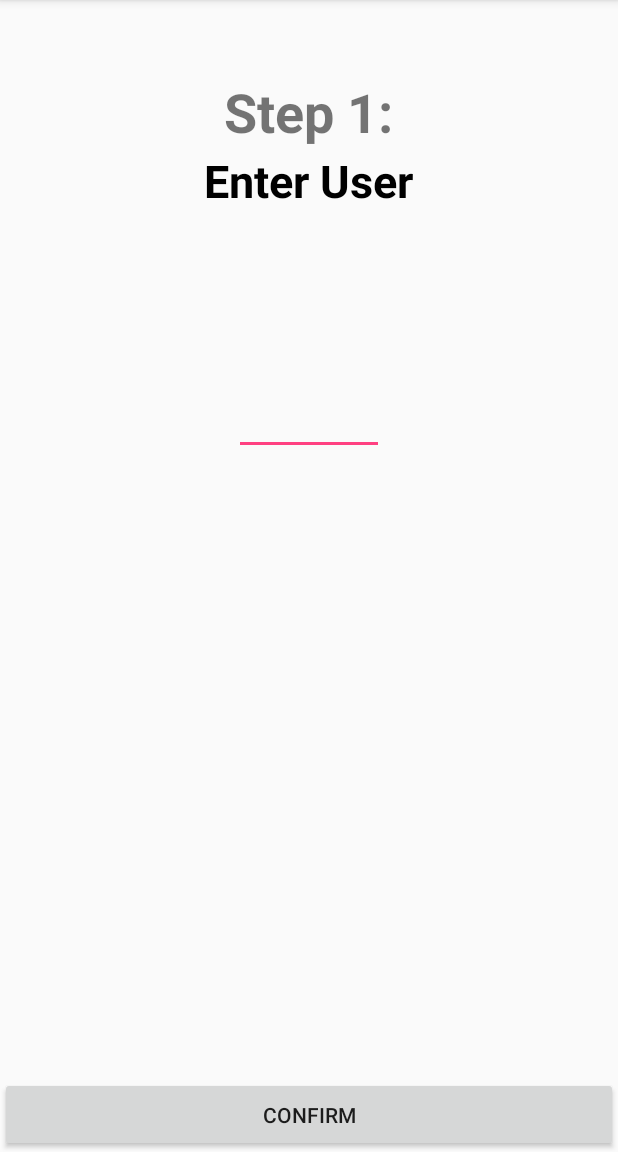
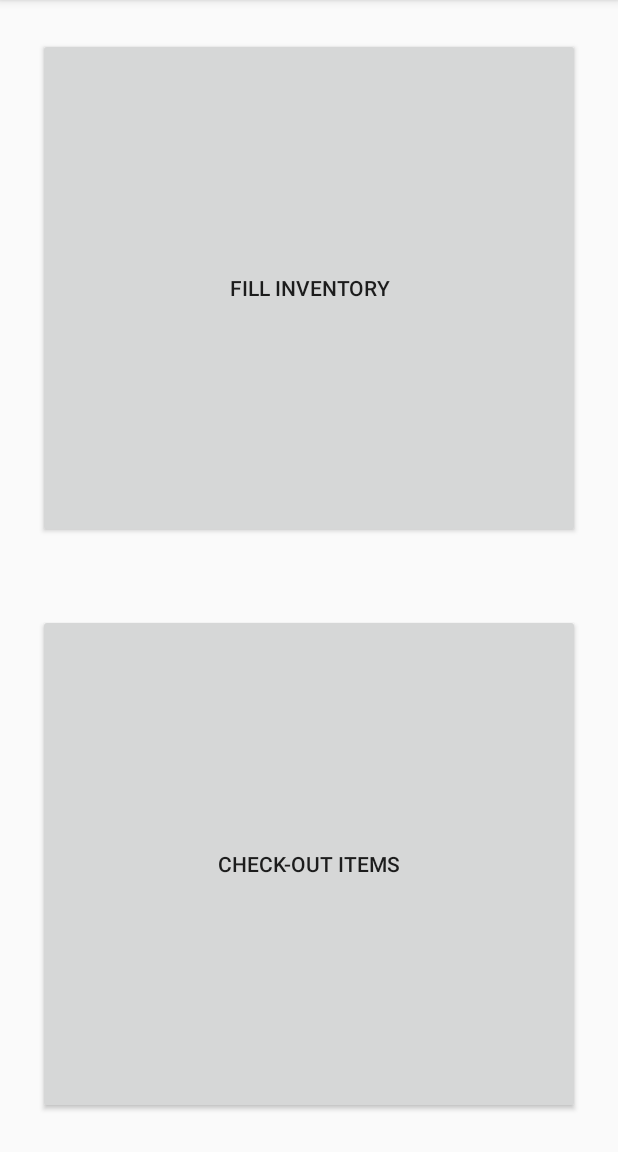
Before and after one commit to 2017-Arizona-Opportunity-Hack/Team7, an Android app: the screen it shows after launch (MainActivity), on a phone screen of 412 x 824 dp, the part 84-1236 px from its top. Run offline under Robolectric (Android 15) with nearby library versions, the phone set to English and light mode, and no system bars; our stand-ins replace Volley; libraries missing offline, so code that uses them is left out: com.google.android.gms.

Commit message:
All done

```diff
--- a/JoshuaTree/app/build.gradle
+++ b/JoshuaTree/app/build.gradle
@@ -29,6 +29,5 @@ dependencies {
     compile 'com.google.android.gms:play-services:10.0.1'
     compile 'com.android.support.constraint:constraint-layout:1.0.2'
     compile 'com.android.volley:volley:1.0.0'
-    compile 'com.google.android.gms:play-services:7.8.0'
     testCompile 'junit:junit:4.12'
 }
--- a/JoshuaTree/app/src/main/java/com/joshuatree/joshuatree/ScanActivity.java
+++ b/JoshuaTree/app/src/main/java/com/joshuatree/joshuatree/ScanActivity.java
@@ -1,9 +1,10 @@
 package com.joshuatree.joshuatree;
 
-import android.*;
+
 import android.Manifest;
 import android.content.Intent;
 import android.content.pm.PackageManager;
+import android.os.AsyncTask;
 import android.support.v4.content.ContextCompat;
 import android.support.v7.app.AppCompatActivity;
 import android.os.Bundle;
@@ -85,4 +86,6 @@ public class ScanActivity extends AppCompatActivity {
             }
         });
     }
+
+
 }
--- a/JoshuaTree/app/src/main/java/com/joshuatree/joshuatree/StaticConstants.java
+++ b/JoshuaTree/app/src/main/java/com/joshuatree/joshuatree/StaticConstants.java
@@ -7,9 +7,15 @@ import java.util.HashMap;
  */
 
 public final class StaticConstants {
-    final static HashMap<String,String> map = new HashMap<String,String>();
+    final static HashMap<String,String> upcToItemMap = new HashMap<String,String>();
+    final static HashMap<String,String> userMap = new HashMap<String,String>();
+    final static String baseUrl = "http://10.143.195.71:8080";
 
-    public static void setUpMap(){
-        map.put("049000042566","Coke Zero");
+    public static void setUpMaps(){
+        //upc
+        upcToItemMap.put("049000042566","Coke Zero");
+
+        //people
+
     }
 }
--- a/JoshuaTree/app/src/main/res/layout/activity_main.xml
+++ b/JoshuaTree/app/src/main/res/layout/activity_main.xml
@@ -1,44 +1,32 @@
 <?xml version="1.0" encoding="utf-8"?>
-<RelativeLayout
+<LinearLayout
     xmlns:android="http://schemas.android.com/apk/res/android"
+    android:orientation="vertical"
     android:layout_width="match_parent"
-    android:layout_height="match_parent">
-
-    <TextView
-        android:layout_width="wrap_content"
-        android:layout_height="wrap_content"
-        android:layout_centerHorizontal="true"
-        android:layout_marginTop="50dp"
-        android:text="Step 1:"
-        android:textSize="36sp"
-        android:textStyle="bold"/>
-
-    <TextView
-        android:layout_width="wrap_content"
-        android:layout_height="wrap_content"
-        android:layout_centerHorizontal="true"
-        android:layout_marginTop="100dp"
-        android:text="Enter User"
-        android:textColor="@android:color/black"
-        android:textSize="30sp"
-        android:textStyle="bold"
-        android:id="@+id/textView"/>
-
-    <EditText
-        android:layout_width="wrap_content"
-        android:layout_height="wrap_content"
-        android:layout_marginTop="117dp"
-        android:paddingLeft="50dp"
-        android:paddingRight="50dp"
-        android:layout_below="@+id/textView"
-        android:layout_centerHorizontal="true"/>
+    android:layout_height="match_parent"
+    android:weightSum="1">
 
     <Button
         android:layout_width="match_parent"
-        android:layout_height="50dp"
-        android:text="confirm"
+        android:layout_height="0dp"
+        android:layout_margin="25dp"
+        android:layout_weight="0.5"
+        android:text="Fill Inventory"
+        android:id="@+id/fillInvBtn"
+        android:onClick="handleFillInventory"
+        android:layout_alignParentTop="true"
+        android:layout_alignParentStart="true" />
+
+    <Button
+        android:layout_width="match_parent"
+        android:layout_height="0dp"
+        android:layout_margin="25dp"
+        android:layout_weight="0.5"
+        android:text="Check-Out Items"
+        android:id="@+id/checkOutBtn"
+        android:onClick="handleCheckOut"
         android:layout_alignParentBottom="true"
-        android:layout_alignParentStart="true"
-        android:id="@+id/confirmButton"/>
+        android:layout_alignParentEnd="true" />
 
-</RelativeLayout>
+
+</LinearLayout>
```
Also changed, not shown: JoshuaTree/app/src/main/AndroidManifest.xml (+11 -7 lines), JoshuaTree/app/src/main/java/com/joshuatree/joshuatree/MainActivity.java (+145 -76 lines), JoshuaTree/app/src/main/java/com/joshuatree/joshuatree/MyAdapter.java (added, +54 -0 lines), JoshuaTree/app/src/main/java/com/joshuatree/joshuatree/ScanItem.java (deleted, +0 -142 lines), JoshuaTree/app/src/main/java/com/joshuatree/joshuatree/UserCheckoutActivity.java (added, +89 -0 lines), JoshuaTree/app/src/main/res/layout/activity_scan_item.xml (deleted, +0 -33 lines), JoshuaTree/app/src/main/res/layout/list_item.xml (+11 -6 lines), JoshuaTree/app/src/main/res/mipmap-hdpi/ic_launcher.png, JoshuaTree/app/src/main/res/mipmap-mdpi/ic_launcher.png, JoshuaTree/app/src/main/res/mipmap-xhdpi/ic_launcher.png, JoshuaTree/app/src/main/res/mipmap-xxhdpi/ic_launcher.png, JoshuaTree/app/src/main/res/mipmap-xxxhdpi/ic_launcher.png, 4 other files.
